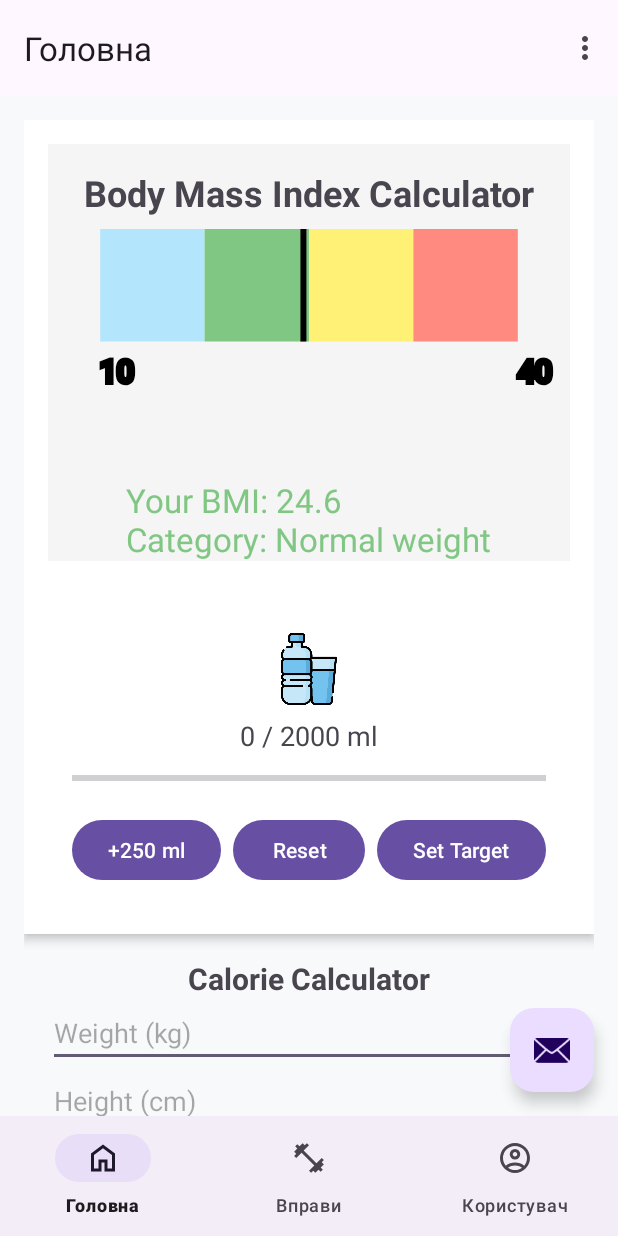
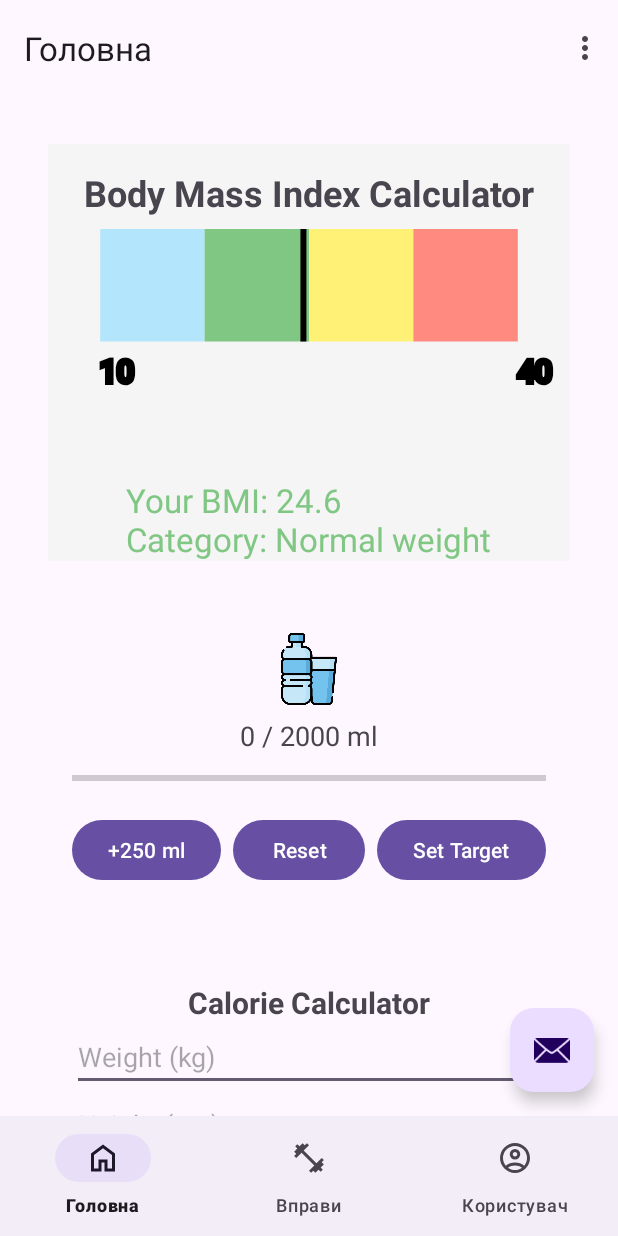
Before and after one commit to kostya-yesypenko/WorkoutApp, an Android app: the screen it shows after launch (MainActivity), on a phone screen of 412 x 824 dp. Run offline under Robolectric (Android 15) with nearby library versions, the phone set to English and light mode, and no system bars; our stand-ins replace navigation-ui.

Commit message:
Виправлено вигляд головної сторінки

```diff
--- a/app/src/main/res/layout/fragment_calorie_calculator.xml
+++ b/app/src/main/res/layout/fragment_calorie_calculator.xml
@@ -1,5 +1,5 @@
 <?xml version="1.0" encoding="utf-8"?>
-<ScrollView xmlns:android="http://schemas.android.com/apk/res/android"
+<LinearLayout xmlns:android="http://schemas.android.com/apk/res/android"
     android:layout_width="match_parent"
     android:layout_height="match_parent"
     android:padding="16dp">
@@ -104,4 +104,4 @@
             android:textSize="16sp"
             android:visibility="gone" />
     </LinearLayout>
-</ScrollView>
+</LinearLayout>
--- a/app/src/main/res/layout/fragment_home.xml
+++ b/app/src/main/res/layout/fragment_home.xml
@@ -4,8 +4,7 @@
     xmlns:app="http://schemas.android.com/apk/res-auto"
     android:layout_width="match_parent"
     android:layout_height="match_parent"
-    android:padding="16dp"
-    android:background="#F8F9FA">
+    android:padding="16dp">
 
     <androidx.constraintlayout.widget.ConstraintLayout
         android:layout_width="match_parent"
@@ -16,37 +15,35 @@
             android:id="@+id/bmiContainer"
             android:layout_width="0dp"
             android:layout_height="wrap_content"
-            android:background="#FFFFFF"
             android:elevation="4dp"
+            android:minHeight="200dp"
             android:padding="16dp"
-            app:layout_constraintTop_toTopOf="parent"
+            app:layout_constraintEnd_toEndOf="parent"
             app:layout_constraintStart_toStartOf="parent"
-            app:layout_constraintEnd_toEndOf="parent"
-            android:layout_marginBottom="32dp" /> <!-- Increased margin -->
+            app:layout_constraintTop_toTopOf="parent" /> <!-- Increased margin -->
 
         <FrameLayout
             android:id="@+id/waterTrackerContainer"
             android:layout_width="0dp"
             android:layout_height="wrap_content"
-            android:background="#FFFFFF"
             android:elevation="4dp"
+            android:minHeight="200dp"
             android:padding="16dp"
-            app:layout_constraintTop_toBottomOf="@id/bmiContainer"
+            app:layout_constraintEnd_toEndOf="parent"
             app:layout_constraintStart_toStartOf="parent"
-            app:layout_constraintEnd_toEndOf="parent"
-            android:layout_marginBottom="32dp" /> <!-- Increased margin -->
+            app:layout_constraintTop_toBottomOf="@id/bmiContainer" /> <!-- Increased margin -->
 
         <!-- Calorie Calculator Fragment -->
-        <fragment
+        <androidx.fragment.app.FragmentContainerView
             android:id="@+id/calorieCalculatorFragment"
             android:name="com.example.kursovavavaaa.ui.fragments.CalorieCalculatorFragment"
             android:layout_width="match_parent"
             android:layout_height="wrap_content"
-            android:background="#FFFFFF"
             android:elevation="4dp"
+            android:minHeight="500dp"
             android:padding="16dp"
-            app:layout_constraintTop_toBottomOf="@id/waterTrackerContainer"
+            app:layout_constraintEnd_toEndOf="parent"
             app:layout_constraintStart_toStartOf="parent"
-            app:layout_constraintEnd_toEndOf="parent" />
+            app:layout_constraintTop_toBottomOf="@id/waterTrackerContainer" />
     </androidx.constraintlayout.widget.ConstraintLayout>
 </androidx.core.widget.NestedScrollView>
```
